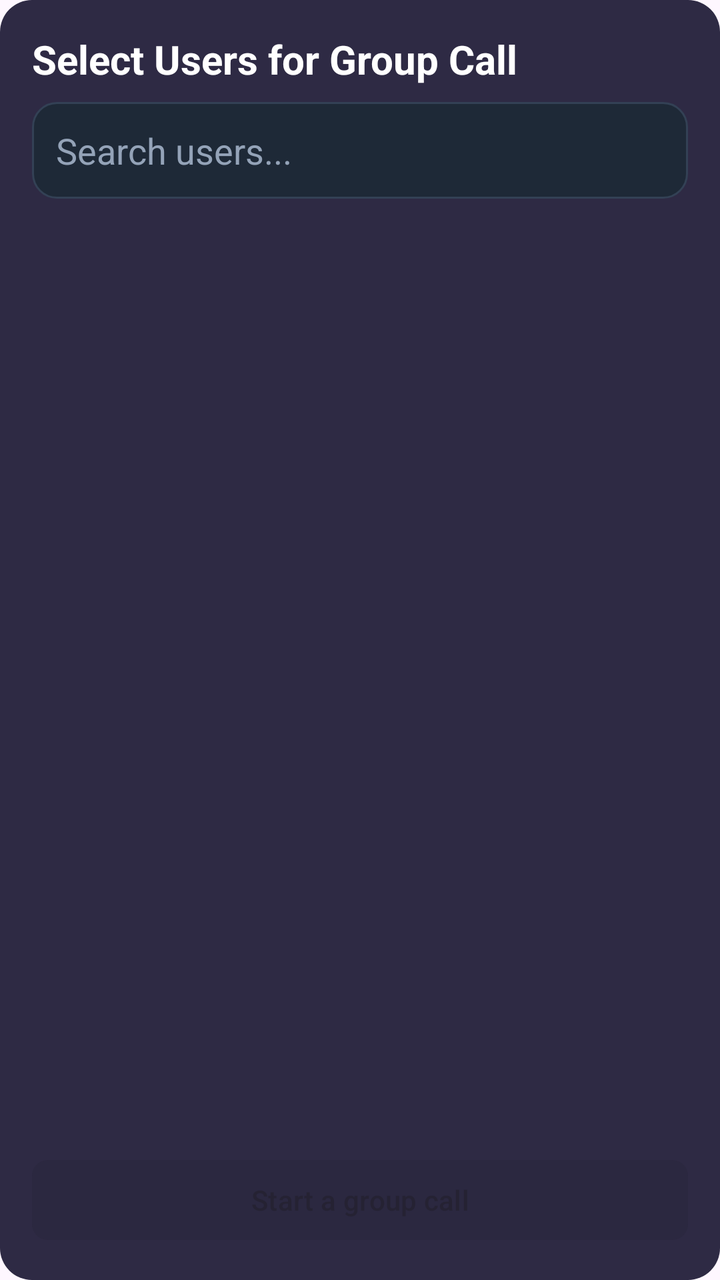
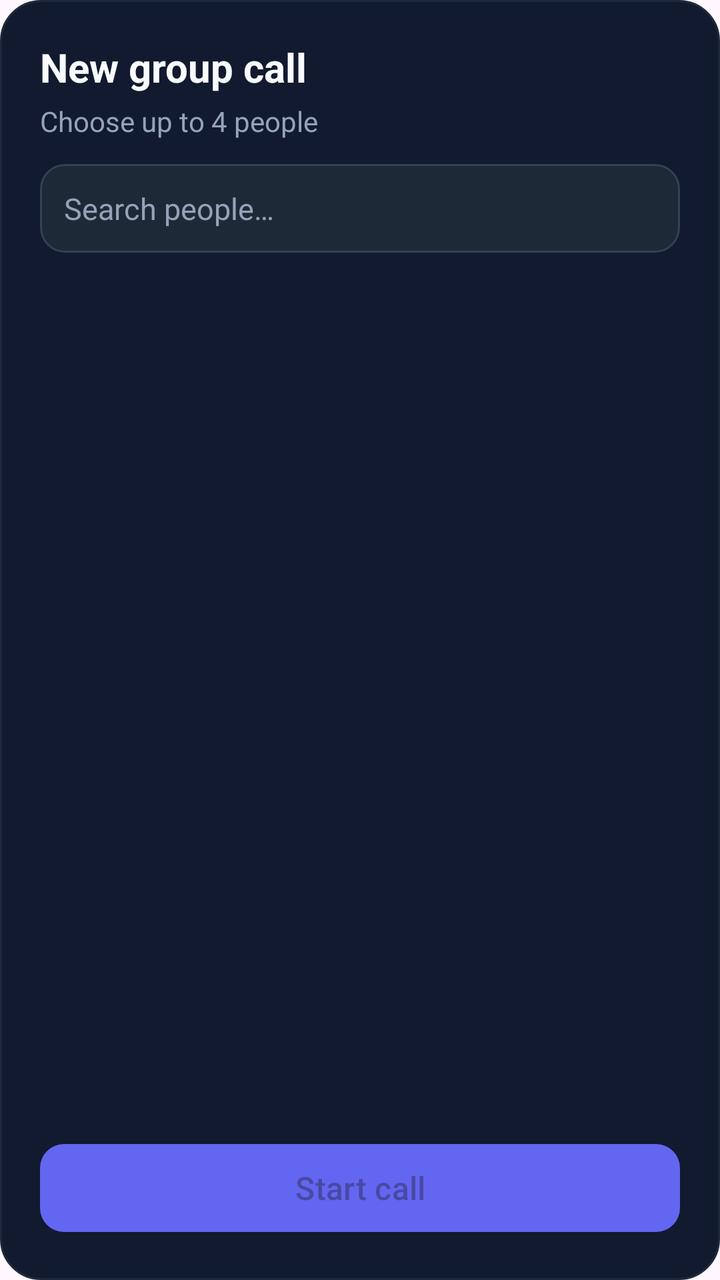

Before-and-after screenshots of an Android layout around one commit, followed by the original layout XML and the change that was made.
<!-- AndroidManifest.xml: application theme Theme.UnlimitedPossibilities12 -->
<!-- res/layout/fragment_group_call_user_selection.xml -->
<?xml version="1.0" encoding="utf-8"?>
<LinearLayout xmlns:android="http://schemas.android.com/apk/res/android"
    xmlns:app="http://schemas.android.com/apk/res-auto"
    android:layout_width="match_parent"
    android:layout_height="wrap_content"
    android:orientation="vertical"
    android:padding="16dp"
    android:background="@drawable/dialog_background">

    <TextView
        android:layout_width="match_parent"
        android:layout_height="wrap_content"
        android:text="Select Users for Group Call"
        android:textSize="20sp"
        android:textStyle="bold"
        android:textColor="#FFFFFF"
        android:paddingBottom="8dp" />

    <EditText
        android:id="@+id/search_users_edit_text"
        android:layout_width="match_parent"
        android:layout_height="wrap_content"
        android:hint="Search users..."
        android:padding="12dp"
        android:background="@drawable/edit_text_dark_background"
        android:textColor="#E2E8F0"
        android:textColorHint="#94A3B8"
        android:layout_marginBottom="8dp" />

    <androidx.recyclerview.widget.RecyclerView
        android:id="@+id/users_recycler_view"
        android:layout_width="match_parent"
        android:layout_height="0dp"
        android:layout_weight="1"
        android:layout_marginBottom="8dp"
        android:maxHeight="400dp" />

    <com.google.android.material.button.MaterialButton
        android:id="@+id/start_call_button"
        android:layout_width="match_parent"
        android:layout_height="wrap_content"
        android:text="Start a group call"
        app:cornerRadius="8dp"
        android:enabled="false" />
</LinearLayout>
<!-- resources referenced by this layout -->
<resources>
  <!-- drawable dialog_background (drawable) -->
  <?xml version="1.0" encoding="utf-8"?>
  <shape xmlns:android="http://schemas.android.com/apk/res/android">
      <solid android:color="#2E2A44" />
      <corners android:radius="16dp" />
      <padding android:left="8dp" android:top="8dp" android:right="8dp" android:bottom="8dp" />
  </shape>
  <!-- drawable edit_text_dark_background (drawable) -->
  <?xml version="1.0" encoding="utf-8"?>
  <shape xmlns:android="http://schemas.android.com/apk/res/android">
      <solid android:color="#1E2937" />
      <stroke android:width="1dp" android:color="#334155" />
      <corners android:radius="12dp" />
  </shape>
  <style name="Theme.UnlimitedPossibilities12" parent="Base.Theme.UnlimitedPossibilities12" />
  <style name="Base.Theme.UnlimitedPossibilities12" parent="Theme.Material3.DayNight.NoActionBar">
          
          
      </style>
</resources>

<!-- the commit's change to res/layout/fragment_group_call_user_selection.xml (unified diff, before → after) -->
@@ -3,43 +3,59 @@
     xmlns:app="http://schemas.android.com/apk/res-auto"
     android:layout_width="match_parent"
     android:layout_height="wrap_content"
+    android:background="@drawable/bg_dialog_call"
     android:orientation="vertical"
-    android:padding="16dp"
-    android:background="@drawable/dialog_background">
+    android:padding="20dp">
 
     <TextView
         android:layout_width="match_parent"
         android:layout_height="wrap_content"
-        android:text="Select Users for Group Call"
+        android:text="@string/group_call_new"
+        android:textColor="#F8FAFC"
         android:textSize="20sp"
-        android:textStyle="bold"
-        android:textColor="#FFFFFF"
-        android:paddingBottom="8dp" />
+        android:textStyle="bold" />
+
+    <TextView
+        android:id="@+id/selection_hint"
+        android:layout_width="match_parent"
+        android:layout_height="wrap_content"
+        android:layout_marginTop="4dp"
+        android:layout_marginBottom="12dp"
+        android:text="@string/group_call_choose_hint"
+        android:textColor="#94A3B8"
+        android:textSize="14sp" />
 
     <EditText
         android:id="@+id/search_users_edit_text"
         android:layout_width="match_parent"
         android:layout_height="wrap_content"
-        android:hint="Search users..."
+        android:layout_marginBottom="10dp"
+        android:background="@drawable/edit_text_dark_background"
+        android:hint="@string/group_call_search"
+        android:inputType="text"
+        android:maxLines="1"
         android:padding="12dp"
-        android:background="@drawable/edit_text_dark_background"
         android:textColor="#E2E8F0"
         android:textColorHint="#94A3B8"
-        android:layout_marginBottom="8dp" />
+        android:textSize="15sp" />
 
     <androidx.recyclerview.widget.RecyclerView
         android:id="@+id/users_recycler_view"
         android:layout_width="match_parent"
         android:layout_height="0dp"
         android:layout_weight="1"
-        android:layout_marginBottom="8dp"
-        android:maxHeight="400dp" />
+        android:layout_marginBottom="12dp"
+        android:clipToPadding="false"
+        android:paddingBottom="4dp" />
 
     <com.google.android.material.button.MaterialButton
         android:id="@+id/start_call_button"
         android:layout_width="match_parent"
-        android:layout_height="wrap_content"
-        android:text="Start a group call"
-        app:cornerRadius="8dp"
-        android:enabled="false" />
+        android:layout_height="52dp"
+        android:enabled="false"
+        android:text="@string/group_call_start"
+        android:textAllCaps="false"
+        android:textSize="16sp"
+        app:backgroundTint="#6366F1"
+        app:cornerRadius="12dp" />
 </LinearLayout>
<!-- resource entries referenced after the edit -->
@@ -1,11 +1,11 @@
 <!-- resources referenced by this layout -->
 <resources>
-  <!-- drawable dialog_background (drawable) -->
+  <!-- drawable bg_dialog_call (drawable) -->
   <?xml version="1.0" encoding="utf-8"?>
-  <shape xmlns:android="http://schemas.android.com/apk/res/android">
-      <solid android:color="#2E2A44" />
-      <corners android:radius="16dp" />
-      <padding android:left="8dp" android:top="8dp" android:right="8dp" android:bottom="8dp" />
+  <shape xmlns:android="http://schemas.android.com/apk/res/android" android:shape="rectangle">
+      <solid android:color="#111A2E" />
+      <stroke android:width="1dp" android:color="#1E293B" />
+      <corners android:radius="20dp" />
   </shape>
   <!-- drawable edit_text_dark_background (drawable) -->
   <?xml version="1.0" encoding="utf-8"?>
@@ -14,6 +14,10 @@
       <stroke android:width="1dp" android:color="#334155" />
       <corners android:radius="12dp" />
   </shape>
+  <string name="group_call_choose_hint">Choose up to 4 people</string>
+  <string name="group_call_new">New group call</string>
+  <string name="group_call_search">Search people…</string>
+  <string name="group_call_start">Start call</string>
   <style name="Theme.UnlimitedPossibilities12" parent="Base.Theme.UnlimitedPossibilities12" />
   <style name="Base.Theme.UnlimitedPossibilities12" parent="Theme.Material3.DayNight.NoActionBar">
           
